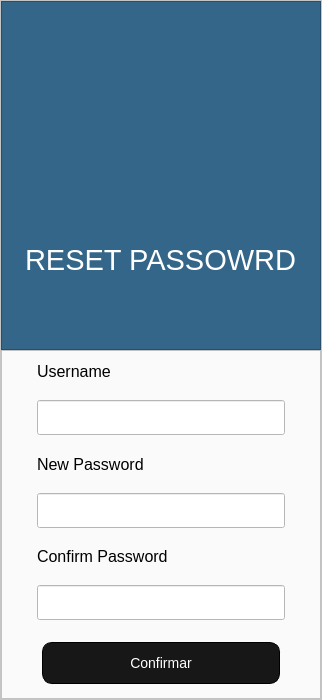
Before: the Qt Designer form UI/ventanaRecuperarContraseña.ui in sandro12352/proyectoRQS, drawn with Qt 5.
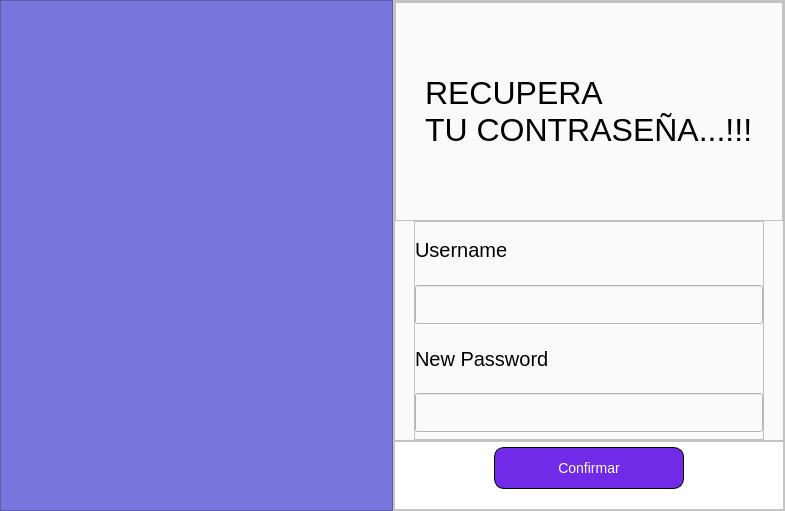
After: the same form once the commit is applied. Icons and pictures are not drawn.

```diff
--- a/UI/ventanaRecuperarContraseña.ui
+++ b/UI/ventanaRecuperarContraseña.ui
@@ -6,15 +6,15 @@
    <rect>
     <x>0</x>
     <y>0</y>
-    <width>322</width>
-    <height>700</height>
+    <width>785</width>
+    <height>511</height>
    </rect>
   </property>
   <property name="windowTitle">
    <string>MainWindow</string>
   </property>
   <widget class="QWidget" name="centralwidget">
-   <layout class="QVBoxLayout" name="verticalLayout">
+   <layout class="QHBoxLayout" name="horizontalLayout">
     <property name="spacing">
      <number>0</number>
     </property>
@@ -31,9 +31,9 @@
      <number>0</number>
     </property>
     <item>
-     <widget class="QFrame" name="frame">
+     <widget class="QFrame" name="frame_7">
       <property name="styleSheet">
-       <string notr="true">background-color: rgb(255, 255, 255);</string>
+       <string notr="true">background:#7876DC</string>
       </property>
       <property name="frameShape">
        <enum>QFrame::StyledPanel</enum>
@@ -57,19 +57,7 @@
        <property name="bottomMargin">
         <number>0</number>
        </property>
-       <item>
-        <widget class="QFrame" name="frame_2">
-         <property name="styleSheet">
-          <string notr="true">background:#368</string>
-         </property>
-         <property name="frameShape">
-          <enum>QFrame::StyledPanel</enum>
-         </property>
-         <property name="frameShadow">
-          <enum>QFrame::Raised</enum>
-         </property>
-         <layout class="QVBoxLayout" name="verticalLayout_4">
-          <item>
+       <item alignment="Qt::AlignHCenter|Qt::AlignVCenter">
            <widget class="QLabel" name="label_4">
             <property name="maximumSize">
              <size>
@@ -96,21 +84,6 @@
             </property>
            </widget>
           </item>
-          <item alignment="Qt::AlignHCenter">
-           <widget class="QLabel" name="label_5">
-            <property name="font">
-             <font>
-              <pointsize>22</pointsize>
-             </font>
-            </property>
-            <property name="styleSheet">
-             <string notr="true">color:#fff</string>
-            </property>
-            <property name="text">
-             <string>RESET PASSOWRD</string>
-            </property>
-           </widget>
-          </item>
          </layout>
         </widget>
        </item>
@@ -118,7 +91,7 @@
         <widget class="QFrame" name="frame_3">
          <property name="styleSheet">
           <string notr="true">QFrame{
-	background:#fafafa
+	background:#fff
 }
 
 QLineEdit{
@@ -132,7 +105,7 @@
 	padding:12px;
 	margin:5px;
 	font-size:14px;	
-	background:#171717;
+	background:#722ae9;
 	color:#fff;
 	border-radius:10px;
 	
@@ -151,25 +124,137 @@
          </property>
          <layout class="QVBoxLayout" name="verticalLayout_3">
           <property name="spacing">
-           <number>10</number>
+        <number>0</number>
           </property>
           <property name="leftMargin">
-           <number>35</number>
+        <number>0</number>
           </property>
           <property name="topMargin">
-           <number>9</number>
+        <number>0</number>
           </property>
           <property name="rightMargin">
-           <number>35</number>
+        <number>0</number>
           </property>
           <property name="bottomMargin">
-           <number>9</number>
+        <number>0</number>
+       </property>
+       <item>
+        <widget class="QFrame" name="frame_5">
+         <property name="sizePolicy">
+          <sizepolicy hsizetype="Preferred" vsizetype="Expanding">
+           <horstretch>0</horstretch>
+           <verstretch>0</verstretch>
+          </sizepolicy>
+         </property>
+         <property name="styleSheet">
+          <string notr="true">background:#fafafa</string>
+         </property>
+         <property name="frameShape">
+          <enum>QFrame::StyledPanel</enum>
+         </property>
+         <property name="frameShadow">
+          <enum>QFrame::Raised</enum>
+         </property>
+         <layout class="QVBoxLayout" name="verticalLayout_5">
+          <property name="spacing">
+           <number>0</number>
+          </property>
+          <property name="leftMargin">
+           <number>0</number>
+          </property>
+          <property name="topMargin">
+           <number>0</number>
+          </property>
+          <property name="rightMargin">
+           <number>0</number>
+          </property>
+          <property name="bottomMargin">
+           <number>0</number>
+          </property>
+          <item>
+           <widget class="QFrame" name="frame_6">
+            <property name="frameShape">
+             <enum>QFrame::StyledPanel</enum>
+            </property>
+            <property name="frameShadow">
+             <enum>QFrame::Raised</enum>
+            </property>
+            <layout class="QVBoxLayout" name="verticalLayout_6">
+             <property name="spacing">
+              <number>0</number>
+             </property>
+             <property name="leftMargin">
+              <number>0</number>
+             </property>
+             <property name="topMargin">
+              <number>0</number>
+             </property>
+             <property name="rightMargin">
+              <number>0</number>
+             </property>
+             <property name="bottomMargin">
+              <number>0</number>
+             </property>
+             <item alignment="Qt::AlignHCenter|Qt::AlignVCenter">
+              <widget class="QLabel" name="label_5">
+               <property name="font">
+                <font>
+                 <pointsize>24</pointsize>
+                </font>
+               </property>
+               <property name="styleSheet">
+                <string notr="true"/>
+               </property>
+               <property name="text">
+                <string>RECUPERA 
+TU CONTRASEÑA...!!!</string>
+               </property>
+              </widget>
+             </item>
+            </layout>
+           </widget>
+          </item>
+          <item alignment="Qt::AlignHCenter">
+           <widget class="QFrame" name="frame">
+            <property name="sizePolicy">
+             <sizepolicy hsizetype="Expanding" vsizetype="Preferred">
+              <horstretch>0</horstretch>
+              <verstretch>0</verstretch>
+             </sizepolicy>
+            </property>
+            <property name="minimumSize">
+             <size>
+              <width>350</width>
+              <height>0</height>
+             </size>
+            </property>
+            <property name="frameShape">
+             <enum>QFrame::StyledPanel</enum>
+            </property>
+            <property name="frameShadow">
+             <enum>QFrame::Raised</enum>
+            </property>
+            <layout class="QVBoxLayout" name="verticalLayout">
+             <property name="spacing">
+              <number>0</number>
+             </property>
+             <property name="leftMargin">
+              <number>0</number>
+             </property>
+             <property name="topMargin">
+              <number>0</number>
+             </property>
+             <property name="rightMargin">
+              <number>0</number>
+             </property>
+             <property name="bottomMargin">
+              <number>0</number>
           </property>
           <item>
            <widget class="QLabel" name="label">
             <property name="font">
              <font>
-              <pointsize>12</pointsize>
+                 <pointsize>15</pointsize>
              </font>
             </property>
             <property name="text">
@@ -181,7 +266,7 @@
            <widget class="QLineEdit" name="txtUsername">
             <property name="font">
              <font>
-              <pointsize>12</pointsize>
+                 <pointsize>14</pointsize>
              </font>
             </property>
            </widget>
@@ -190,7 +275,7 @@
            <widget class="QLabel" name="label_2">
             <property name="font">
              <font>
-              <pointsize>12</pointsize>
+                 <pointsize>15</pointsize>
              </font>
             </property>
             <property name="text">
@@ -199,10 +284,10 @@
            </widget>
           </item>
           <item>
-           <widget class="QLineEdit" name="txtNuevacon">
+              <widget class="QLineEdit" name="txtNuevaCon">
             <property name="font">
              <font>
-              <pointsize>12</pointsize>
+                 <pointsize>14</pointsize>
              </font>
             </property>
             <property name="echoMode">
@@ -210,32 +295,44 @@
             </property>
            </widget>
           </item>
-          <item>
-           <widget class="QLabel" name="label_3">
-            <property name="font">
-             <font>
-              <pointsize>12</pointsize>
-             </font>
-            </property>
-            <property name="text">
-             <string>Confirm Password</string>
-            </property>
+            </layout>
            </widget>
           </item>
-          <item>
-           <widget class="QLineEdit" name="txtConfirm">
-            <property name="font">
-             <font>
-              <pointsize>12</pointsize>
-             </font>
-            </property>
-            <property name="echoMode">
-             <enum>QLineEdit::Password</enum>
-            </property>
+         </layout>
            </widget>
           </item>
           <item>
+        <widget class="QFrame" name="frame_4">
+         <property name="frameShape">
+          <enum>QFrame::StyledPanel</enum>
+         </property>
+         <property name="frameShadow">
+          <enum>QFrame::Raised</enum>
+         </property>
+         <layout class="QVBoxLayout" name="verticalLayout_4">
+          <property name="spacing">
+           <number>0</number>
+          </property>
+          <property name="leftMargin">
+           <number>0</number>
+          </property>
+          <property name="topMargin">
+           <number>0</number>
+          </property>
+          <property name="rightMargin">
+           <number>0</number>
+          </property>
+          <property name="bottomMargin">
+           <number>15</number>
+          </property>
+          <item alignment="Qt::AlignHCenter">
            <widget class="QPushButton" name="btnConfirmar">
+            <property name="minimumSize">
+             <size>
+              <width>200</width>
+              <height>0</height>
+             </size>
+            </property>
             <property name="cursor">
              <cursorShape>PointingHandCursor</cursorShape>
             </property>
```
Left out of the diff: 4 changed lines with no effect on the pictures. Lines whose indentation alone changed are shown as unchanged.
